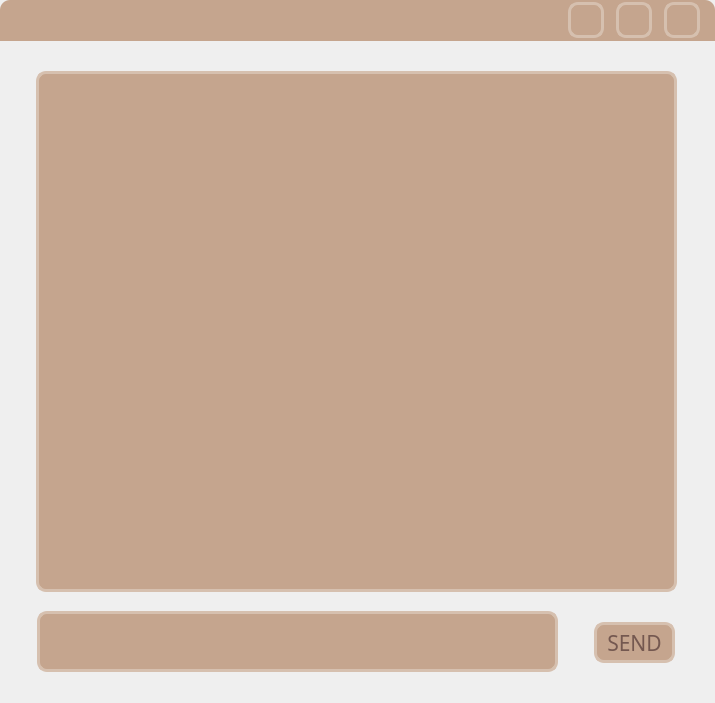
Qt form ClientApp/chatwidget.ui (hyeonjeong1234/qt-chat-project) before a commit.
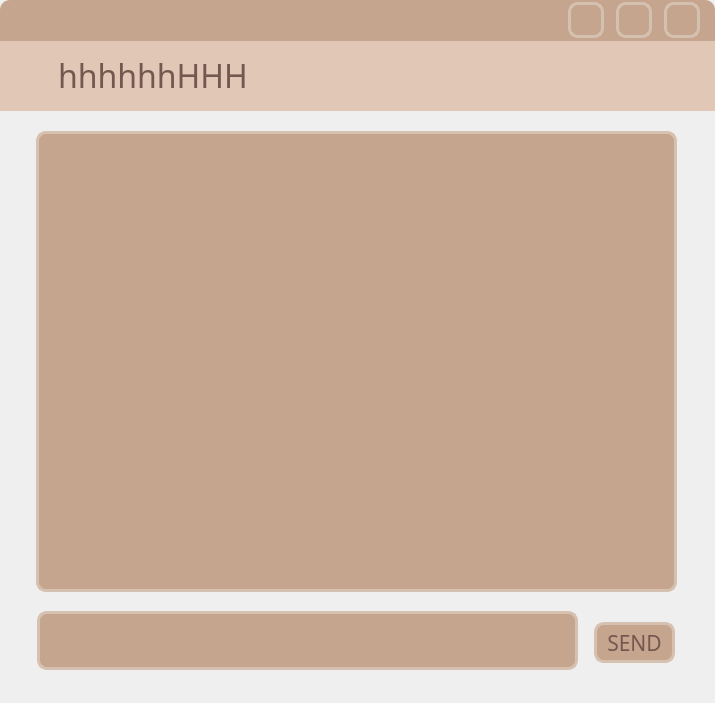
The same form after that commit.

Patch:
```diff
--- a/ClientApp/chatwidget.ui
+++ b/ClientApp/chatwidget.ui
@@ -83,44 +83,13 @@
     <string>SEND</string>
    </property>
   </widget>
-  <widget class="QLineEdit" name="lineEdit">
-   <property name="geometry">
-    <rect>
-     <x>37</x>
-     <y>611</y>
-     <width>521</width>
-     <height>61</height>
-    </rect>
-   </property>
-   <property name="font">
-    <font>
-     <family>BM JUA_TTF</family>
-     <pointsize>14</pointsize>
-     <weight>75</weight>
-     <bold>true</bold>
-    </font>
-   </property>
-   <property name="styleSheet">
-    <string notr="true">color: rgb(116, 88, 80);
-border-style: solid;
-border-width: 3px;
-border-color: rgb(214, 192, 175);
-border-radius: 10;
-background-color: rgb(197, 165, 142);
-
-padding-left: 10px; padding-right: 10px;</string>
-   </property>
-   <property name="placeholderText">
-    <string/>
-   </property>
-  </widget>
   <widget class="QTextEdit" name="textEdit">
    <property name="geometry">
     <rect>
      <x>36</x>
-     <y>71</y>
+     <y>131</y>
      <width>641</width>
-     <height>521</height>
+     <height>461</height>
     </rect>
    </property>
    <property name="font">
@@ -233,9 +202,9 @@
    <property name="geometry">
     <rect>
      <x>0</x>
-     <y>0</y>
+     <y>40</y>
      <width>715</width>
-     <height>41</height>
+     <height>71</height>
     </rect>
    </property>
    <property name="font">
@@ -247,17 +216,15 @@
     </font>
    </property>
    <property name="styleSheet">
-    <string notr="true">background-color: transparent;
-color: rgb(116, 88, 80);
-border-top-left-radius: 10px;
-border-top-right-radius: 10px;
-padding-left: 147px; padding-right: 187px;</string>
+    <string notr="true">background-color: rgb(225, 199, 181);
+color:rgb(116, 88, 80);
+padding-left: 50px; padding-right: 50px;</string>
    </property>
    <property name="text">
-    <string/>
+    <string>hhhhhhHHH</string>
    </property>
    <property name="alignment">
-    <set>Qt::AlignCenter</set>
+    <set>Qt::AlignLeading|Qt::AlignLeft|Qt::AlignVCenter</set>
    </property>
    <property name="margin">
     <number>0</number>
@@ -381,6 +348,44 @@
     <string/>
    </property>
   </widget>
+  <widget class="QTextEdit" name="textEdit_2">
+   <property name="geometry">
+    <rect>
+     <x>37</x>
+     <y>611</y>
+     <width>541</width>
+     <height>59</height>
+    </rect>
+   </property>
+   <property name="font">
+    <font>
+     <family>BM JUA_TTF</family>
+     <pointsize>18</pointsize>
+     <weight>50</weight>
+     <italic>false</italic>
+     <bold>false</bold>
+    </font>
+   </property>
+   <property name="styleSheet">
+    <string notr="true">color: rgb(116, 88, 80);
+font: 18pt &quot;BM JUA_TTF&quot;;
+border-style: solid;
+border-width: 3px;
+border-color:rgb(214, 192, 175);
+border-radius: 10;
+background-color: rgb(197, 165, 142);</string>
+   </property>
+   <property name="readOnly">
+    <bool>false</bool>
+   </property>
+   <property name="html">
+    <string>&lt;!DOCTYPE HTML PUBLIC &quot;-//W3C//DTD HTML 4.0//EN&quot; &quot;http://www.w3.org/TR/REC-html40/strict.dtd&quot;&gt;
+&lt;html&gt;&lt;head&gt;&lt;meta name=&quot;qrichtext&quot; content=&quot;1&quot; /&gt;&lt;style type=&quot;text/css&quot;&gt;
+p, li { white-space: pre-wrap; }
+&lt;/style&gt;&lt;/head&gt;&lt;body style=&quot; font-family:'BM JUA_TTF'; font-size:18pt; font-weight:400; font-style:normal;&quot;&gt;
+&lt;p style=&quot;-qt-paragraph-type:empty; margin-top:0px; margin-bottom:0px; margin-left:0px; margin-right:0px; -qt-block-indent:0; text-indent:0px;&quot;&gt;&lt;br /&gt;&lt;/p&gt;&lt;/body&gt;&lt;/html&gt;</string>
+   </property>
+  </widget>
   <zorder>label_2</zorder>
   <zorder>label</zorder>
   <zorder>pushButton</zorder>
```
Left out of the diff: 3 changed lines with no effect on the pictures.
